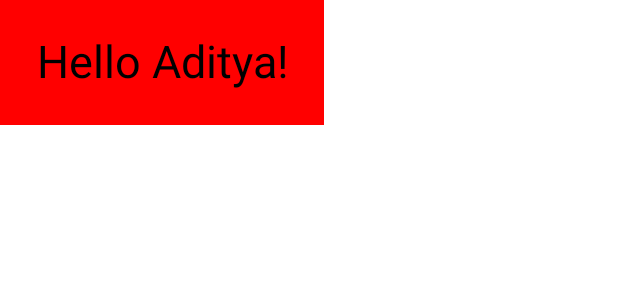
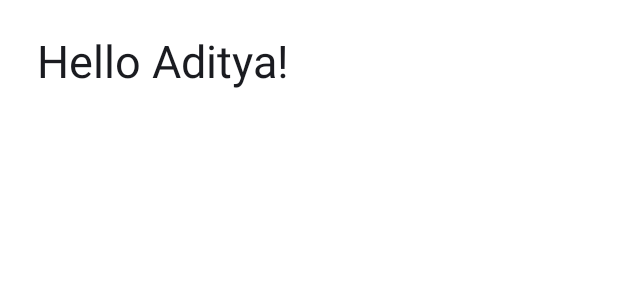
Before and after one commit to adityaaryaardiansyah/background, an Android app built with Jetpack Compose: the @Preview function GreetingPreview, on a phone screen of 412 x 824 dp. Shown: the top 300 px of the screen. Run offline under Robolectric (Android 15) with nearby library versions, the phone set to English and light mode, and no system bars.

Commit message:
ubah background

```diff
--- a/app/src/main/java/com/example/push/MainActivity.kt
+++ b/app/src/main/java/com/example/push/MainActivity.kt
@@ -37,7 +37,7 @@ class MainActivity : ComponentActivity() {
 
 @Composable
 fun Greeting(name: String, modifier: Modifier = Modifier) {
-    Surface(color = Color.Red) {
+    Surface(color = Color.White) {
         Text(
             text = "Hello $name!",
             fontSize = 30.sp,
```
